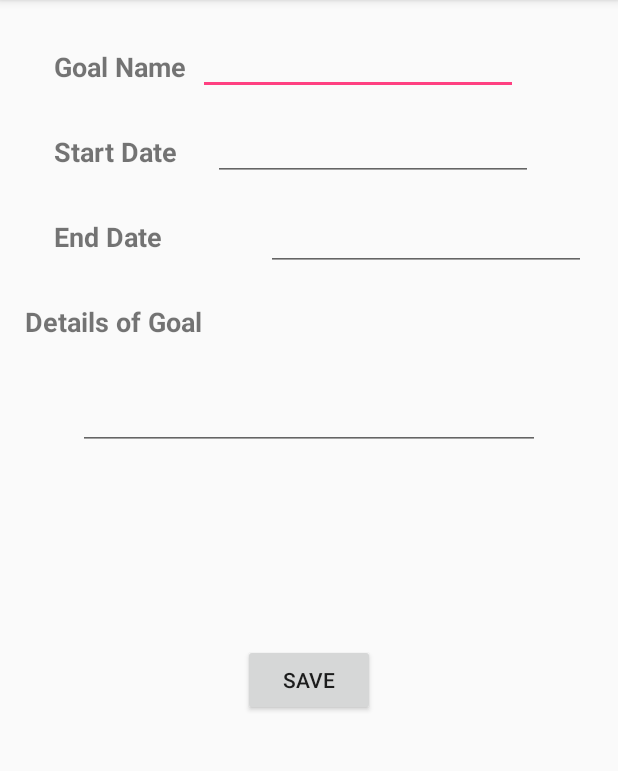
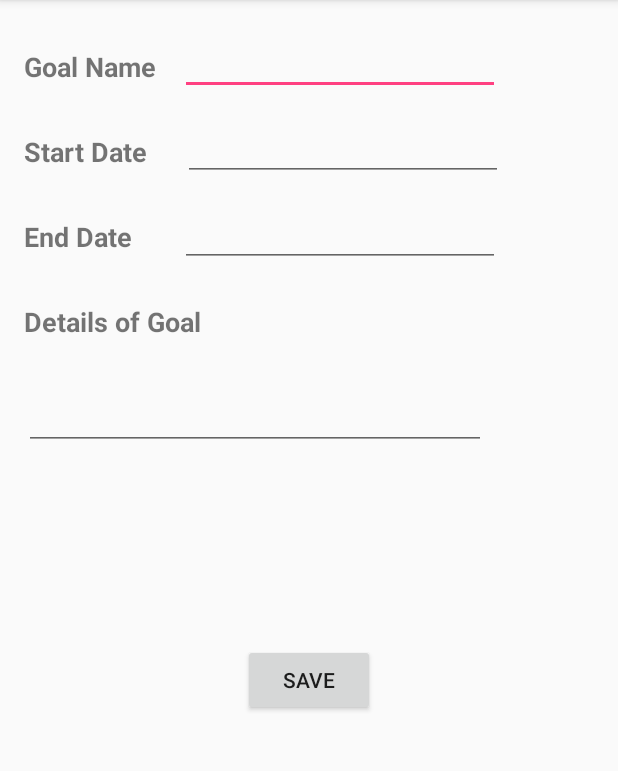
Before and after one commit to lillianbullock/Scheduling-app, an Android app: the fragment Goal_Fragment shown on its own in the app's theme, on a phone screen of 412 x 824 dp, the part 84-855 px from its top. Run offline under Robolectric (Android 15) with nearby library versions, the phone set to English and light mode, and no system bars.

Commit message:
Alligned the views in fragment_goal

```diff
--- a/app/src/main/res/layout/fragment_goal_.xml
+++ b/app/src/main/res/layout/fragment_goal_.xml
@@ -13,7 +13,7 @@
             android:id="@+id/txtvEndDate"
             android:layout_width="wrap_content"
             android:layout_height="wrap_content"
-            android:layout_marginLeft="36dp"
+            android:layout_marginLeft="16dp"
             android:layout_marginTop="32dp"
             android:text="@string/end_date"
             android:textSize="18sp"
@@ -25,7 +25,7 @@
             android:id="@+id/txtGoalName"
             android:layout_width="wrap_content"
             android:layout_height="wrap_content"
-            android:layout_marginStart="36dp"
+            android:layout_marginStart="16dp"
             android:layout_marginTop="32dp"
             android:text="@string/goal_name"
             android:textSize="18sp"
@@ -38,11 +38,10 @@
             android:labelFor="@+id/txtGoalName"
             android:layout_width="wrap_content"
             android:layout_height="wrap_content"
-            android:layout_marginStart="8dp"
+            android:layout_marginStart="16dp"
             android:layout_marginTop="18dp"
             android:ems="10"
             android:inputType="textPersonName"
-            app:layout_constraintRight_toRightOf="parent"
             app:layout_constraintStart_toEndOf="@+id/txtGoalName"
             app:layout_constraintTop_toTopOf="parent" />
 
@@ -51,12 +50,10 @@
             android:labelFor="@+id/etxtStartDate"
             android:layout_width="wrap_content"
             android:layout_height="wrap_content"
-            android:layout_marginRight="20dp"
             android:layout_marginStart="24dp"
             android:layout_marginTop="12dp"
             android:ems="10"
             android:inputType="date"
-            app:layout_constraintRight_toRightOf="parent"
             app:layout_constraintStart_toEndOf="@+id/textView2"
             app:layout_constraintTop_toBottomOf="@+id/txteditGoalName" />
 
@@ -64,7 +61,7 @@
             android:id="@+id/textView2"
             android:layout_width="wrap_content"
             android:layout_height="wrap_content"
-            android:layout_marginLeft="36dp"
+            android:layout_marginLeft="16dp"
             android:layout_marginTop="32dp"
             android:text="@string/start_date"
             android:textSize="18sp"
@@ -76,16 +73,10 @@
             android:id="@+id/etxtEndDate"
             android:layout_width="wrap_content"
             android:layout_height="wrap_content"
-            android:layout_marginBottom="8dp"
-            android:layout_marginEnd="8dp"
-            android:layout_marginRight="16dp"
-            android:layout_marginStart="8dp"
+            android:layout_marginTop="12dp"
+            android:layout_marginStart="32dp"
             android:ems="10"
             android:inputType="date"
-            app:layout_constraintBottom_toTopOf="@+id/etxtDGoal"
-            app:layout_constraintEnd_toEndOf="parent"
-            app:layout_constraintHorizontal_bias="0.822"
-            app:layout_constraintRight_toRightOf="parent"
             app:layout_constraintStart_toEndOf="@+id/txtvEndDate"
             app:layout_constraintTop_toBottomOf="@+id/etxtStartDate"
             app:layout_constraintVertical_bias="0.28" />
@@ -94,16 +85,11 @@
             android:id="@+id/textView4"
             android:layout_width="wrap_content"
             android:layout_height="wrap_content"
-            android:layout_marginEnd="8dp"
             android:layout_marginLeft="16dp"
-            android:layout_marginStart="8dp"
             android:layout_marginTop="32dp"
             android:text="@string/detail_goal"
             android:textSize="18sp"
             android:textStyle="bold"
-            app:layout_constraintEnd_toEndOf="parent"
-            app:layout_constraintHorizontal_bias="0.032"
-            app:layout_constraintLeft_toLeftOf="parent"
             app:layout_constraintStart_toStartOf="parent"
             app:layout_constraintTop_toBottomOf="@+id/txtvEndDate" />
 
@@ -111,11 +97,9 @@
             android:id="@+id/etxtDGoal"
             android:layout_width="308dp"
             android:layout_height="73dp"
+            android:layout_marginStart="16dp"
             android:ems="10"
             android:inputType="textMultiLine"
-            app:layout_constraintEnd_toEndOf="parent"
-            app:layout_constraintLeft_toLeftOf="parent"
-            app:layout_constraintRight_toRightOf="parent"
             app:layout_constraintStart_toStartOf="parent"
             app:layout_constraintTop_toBottomOf="@+id/textView4" />
 
```
